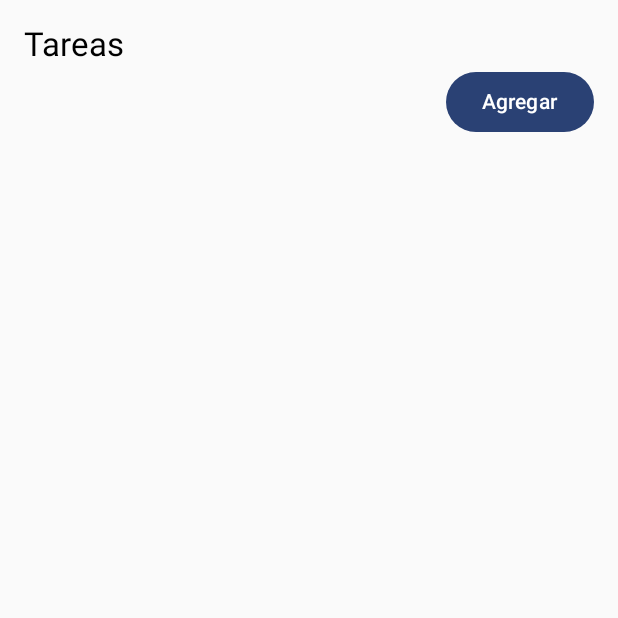
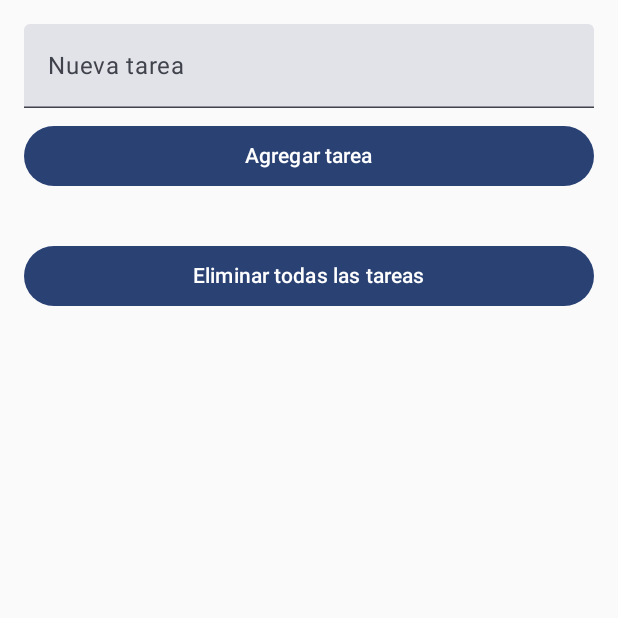
Before and after one commit to AndreBoza/Lab08, an Android app built with Jetpack Compose: the screen it shows after launch (MainActivity), on a phone screen of 412 x 824 dp, the top half of it. Run offline under Robolectric (Android 15) with nearby library versions, the phone set to English and light mode, and no system bars; our stand-ins replace Room's generated code.

Commit message:
Ya termine con el paso 5 y mostre todos los resultados

```diff
--- a/app/src/main/java/com/example/lab08/MainActivity.kt
+++ b/app/src/main/java/com/example/lab08/MainActivity.kt
@@ -3,32 +3,104 @@ package com.example.lab08
 import android.os.Bundle
 import androidx.activity.ComponentActivity
 import androidx.activity.compose.setContent
-import androidx.activity.viewModels
-import androidx.lifecycle.ViewModelProvider
+import androidx.activity.enableEdgeToEdge
+import androidx.compose.foundation.layout.*
+import androidx.compose.material3.*
+import androidx.compose.runtime.*
+import androidx.compose.ui.Modifier
+import androidx.compose.ui.tooling.preview.Preview
+import androidx.compose.ui.unit.dp
 import androidx.room.Room
 import com.example.lab08.data.TaskDatabase
+import com.example.lab08.viewmodel.TaskViewModel
 import com.example.lab08.ui.theme.Lab08Theme
-import com.example.lab08.viewmodel.TaskViewModel
-import com.example.lab08.viewmodel.TaskViewModelFactory
+import kotlinx.coroutines.launch
 
 class MainActivity : ComponentActivity() {
-    private lateinit var taskViewModel: TaskViewModel
-
     override fun onCreate(savedInstanceState: Bundle?) {
         super.onCreate(savedInstanceState)
-
-        // Crear la instancia de la base de datos
-        val database = TaskDatabase.getDatabase(this)
-        val taskDao = database.taskDao()
-
-        // Inicializar el ViewModel con el TaskDao
-        taskViewModel = ViewModelProvider(this, TaskViewModelFactory(taskDao))[TaskViewModel::class.java]
-
+        enableEdgeToEdge()
         setContent {
             Lab08Theme {
-                // Llamamos al MainScreen, pasando el ViewModel
-                MainScreen(taskViewModel)
+                // Crear la base de datos y el DAO
+                val db = Room.databaseBuilder(
+                    applicationContext,
+                    TaskDatabase::class.java,
+                    "task_db"
+                ).build()
+
+                val taskDao = db.taskDao()
+                val viewModel = TaskViewModel(taskDao)
+
+                TaskScreen(viewModel)
             }
         }
     }
 }
+
+@Composable
+fun TaskScreen(viewModel: TaskViewModel) {
+    // Observa el estado de la lista de tareas
+    val tasks by viewModel.tasks.collectAsState()
+    val coroutineScope = rememberCoroutineScope() // Para el uso de corutinas
+    var newTaskDescription by remember { mutableStateOf("") } // Estado para la nueva tarea
+
+    Column(
+        modifier = Modifier
+            .fillMaxSize()
+            .padding(16.dp)
+    ) {
+        // Campo de texto para la nueva tarea
+        TextField(
+            value = newTaskDescription,
+            onValueChange = { newTaskDescription = it },
+            label = { Text("Nueva tarea") },
+            modifier = Modifier.fillMaxWidth()
+        )
+
+        // Botón para agregar la tarea
+        Button(
+            onClick = {
+                if (newTaskDescription.isNotEmpty()) {
+                    viewModel.addTask(newTaskDescription) // Llama al método para agregar tarea
+                    newTaskDescription = "" // Limpia el campo de texto
+                }
+            },
+            modifier = Modifier.fillMaxWidth().padding(top = 8.dp)
+        ) {
+            Text("Agregar tarea")
+        }
+
+        Spacer(modifier = Modifier.height(16.dp)) // Espaciador
+
+        // Lista de tareas
+        tasks.forEach { task ->
+            Row(
+                modifier = Modifier.fillMaxWidth(),
+                horizontalArrangement = Arrangement.SpaceBetween
+            ) {
+                Text(text = task.description) // Muestra la descripción de la tarea
+                Button(onClick = { viewModel.toggleTaskCompletion(task) }) { // Alterna el estado de completado
+                    Text(if (task.isCompleted) "Completada" else "Pendiente")
+                }
+            }
+        }
+
+        // Botón para eliminar todas las tareas
+        Button(
+            onClick = { coroutineScope.launch { viewModel.deleteAllTasks() } },
+            modifier = Modifier.fillMaxWidth().padding(top = 16.dp)
+        ) {
+            Text("Eliminar todas las tareas")
+        }
+    }
+}
+
+// Previsualización para verificar el diseño
+@Preview(showBackground = true)
+@Composable
+fun DefaultPreview() {
+    Lab08Theme {
+        TaskScreen(TaskViewModel(TaskDatabase::class.java.getDeclaredConstructor().newInstance().taskDao()))
+    }
+}
--- a/app/src/main/java/com/example/lab08/data/TaskDao.kt
+++ b/app/src/main/java/com/example/lab08/data/TaskDao.kt
@@ -16,4 +16,7 @@ interface TaskDao {
 
     @Delete
     suspend fun deleteTask(task: Task)
+
+    @Query("DELETE FROM tasks") // Se agrega esta línea para eliminar todas las tareas
+    suspend fun deleteAllTasks() // Cambiado para que sea 'suspend'
 }
--- a/app/src/main/java/com/example/lab08/viewmodel/TaskViewModel.kt
+++ b/app/src/main/java/com/example/lab08/viewmodel/TaskViewModel.kt
@@ -5,27 +5,67 @@ import androidx.lifecycle.viewModelScope
 import com.example.lab08.data.Task
 import com.example.lab08.data.TaskDao
 import kotlinx.coroutines.flow.Flow
+import kotlinx.coroutines.flow.MutableStateFlow
+import kotlinx.coroutines.flow.StateFlow
 import kotlinx.coroutines.launch
 
 class TaskViewModel(private val taskDao: TaskDao) : ViewModel() {
 
+    // MutableStateFlow para almacenar las tareas
+    private val _tasks = MutableStateFlow<List<Task>>(emptyList())
+    val tasks: StateFlow<List<Task>> = _tasks // Exponer el StateFlow
+
+    // Propiedad para exponer las tareas como Flow
     val allTasks: Flow<List<Task>> = taskDao.getAllTasks()
 
-    fun insert(task: Task) {
+    init {
+        // Cargar las tareas desde el DAO cuando se inicializa el ViewModel
         viewModelScope.launch {
-            taskDao.insertTask(task)
+            taskDao.getAllTasks().collect { taskList ->
+                _tasks.value = taskList // Actualizar el StateFlow
+            }
         }
     }
 
+    // Función para insertar una nueva tarea
+    fun insert(task: Task) {
+        viewModelScope.launch {
+            taskDao.insertTask(task) // Llama al método del DAO para insertar la tarea
+        }
+    }
+
+    // Función para agregar una nueva tarea a partir de la descripción
+    fun addTask(description: String) {
+        val newTask = Task(description = description) // Crear una nueva instancia de Task
+        insert(newTask) // Llama a la función insert
+    }
+
+    // Función para actualizar una tarea existente
     fun update(task: Task) {
         viewModelScope.launch {
             taskDao.updateTask(task)
         }
     }
 
+    // Función para eliminar una tarea específica
     fun delete(task: Task) {
         viewModelScope.launch {
             taskDao.deleteTask(task)
         }
     }
+
+    // Implementación de la función para eliminar todas las tareas
+    fun deleteAllTasks() {
+        viewModelScope.launch {
+            taskDao.deleteAllTasks() // Llama al método del DAO para eliminar todas las tareas
+        }
+    }
+
+    // Función para alternar el estado de completado de la tarea
+    fun toggleTaskCompletion(task: Task) {
+        viewModelScope.launch {
+            val updatedTask = task.copy(isCompleted = !task.isCompleted)
+            taskDao.updateTask(updatedTask) // Actualiza la tarea en la base de datos
+        }
+    }
 }
```
